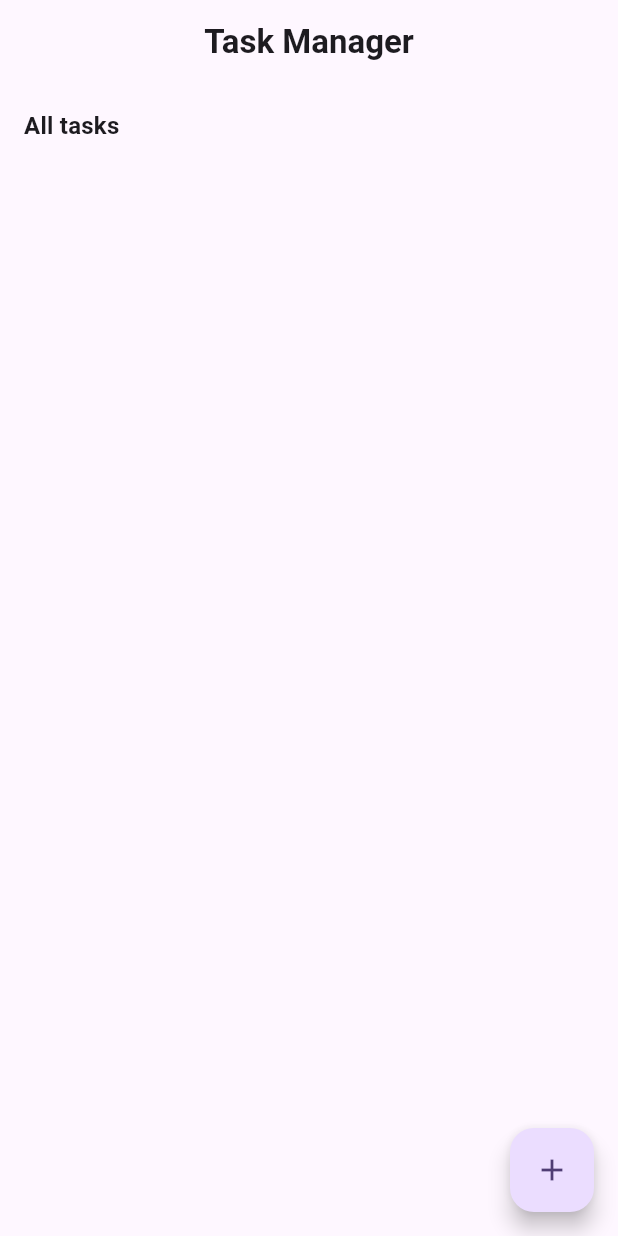
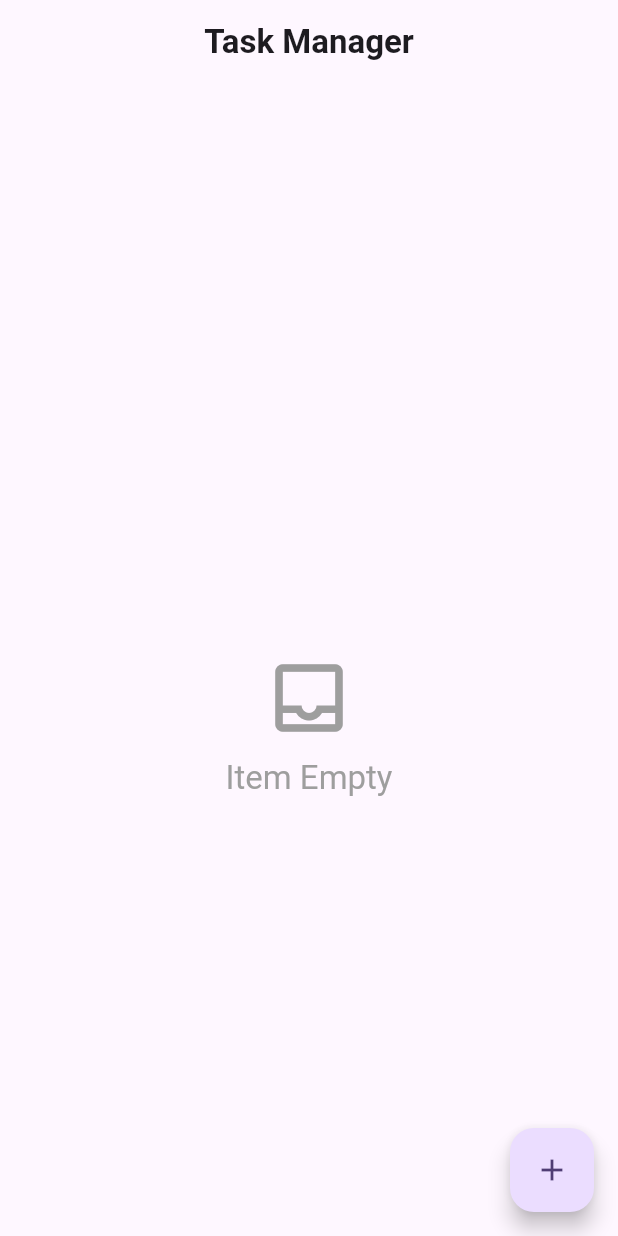
Before and after one commit to maulana1k/responsi_flutter1, a Flutter app: the screen it shows after launch, on a phone screen of 412 x 824 dp. Run offline on Flutter 3.47's test engine with Material 2 defaults, Android fonts, the phone set to English and light mode, and no system bars; network calls fail.

Commit message:
update dikit

```diff
--- a/lib/screen/home.dart
+++ b/lib/screen/home.dart
@@ -62,16 +62,38 @@ class _HomeState extends State<Home> {
               children: [
                 Padding(
                     padding: const EdgeInsets.all(16.0),
-                  child: Text(
+                    child: _taskList.isNotEmpty
+                        ? Text(
                             'All tasks',
                             style: Theme.of(context)
                                 .textTheme
                                 .titleMedium
                                 ?.copyWith(fontWeight: FontWeight.bold),
+                          )
+                        : null),
+                Expanded(
+                  child: _taskList.isEmpty
+                      ? Center(
+                          child: Column(
+                            mainAxisAlignment: MainAxisAlignment.center,
+                            children: [
+                              const Icon(
+                                Icons.inbox_outlined,
+                                size: 60,
+                                color: Colors.grey,
                               ),
+                              const SizedBox(height: 10),
+                              Text(
+                                'Item Empty',
+                                style: Theme.of(context)
+                                    .textTheme
+                                    .titleLarge
+                                    ?.copyWith(color: Colors.grey),
                               ),
-                Expanded(
-                  child: ListView.builder(
+                            ],
+                          ),
+                        )
+                      : ListView.builder(
                           physics: const NeverScrollableScrollPhysics(),
                           itemCount: _taskList.length + 1,
                           itemBuilder: (BuildContext context, int index) {
```
Lines whose indentation alone changed are shown as unchanged.
